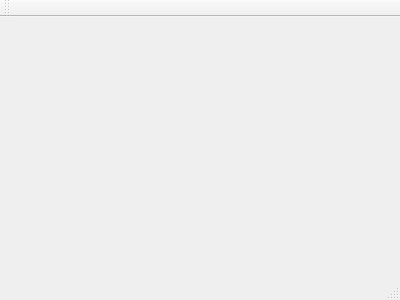
1143910315/CityHelp, file mainwindow.ui: the form before one commit.
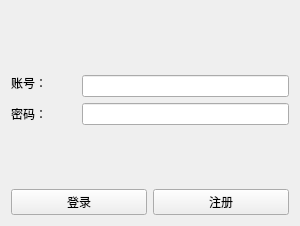
The form after the commit.

What changed in the file:
```diff
--- a/mainwindow.ui
+++ b/mainwindow.ui
@@ -1,24 +1,89 @@
 <ui version="4.0">
  <class>MainWindow</class>
- <widget class="QMainWindow" name="MainWindow" >
-  <property name="geometry" >
+ <widget class="QMainWindow" name="MainWindow">
+  <property name="geometry">
    <rect>
     <x>0</x>
     <y>0</y>
-    <width>400</width>
-    <height>300</height>
+    <width>300</width>
+    <height>226</height>
    </rect>
   </property>
-  <property name="windowTitle" >
+  <property name="minimumSize">
+   <size>
+    <width>300</width>
+    <height>226</height>
+   </size>
+  </property>
+  <property name="windowTitle">
    <string>MainWindow</string>
   </property>
-  <widget class="QMenuBar" name="menuBar" />
-  <widget class="QToolBar" name="mainToolBar" />
-  <widget class="QWidget" name="centralWidget" />
-  <widget class="QStatusBar" name="statusBar" />
+  <widget class="QWidget" name="centralWidget">
+   <layout class="QGridLayout" name="gridLayout">
+    <item row="1" column="0" rowspan="2">
+     <widget class="QLabel" name="label">
+      <property name="text">
+       <string>账号：</string>
+      </property>
+     </widget>
+    </item>
+    <item row="2" column="1" colspan="3">
+     <widget class="QLineEdit" name="lineEdit"/>
+    </item>
+    <item row="4" column="1" colspan="3">
+     <widget class="QLineEdit" name="lineEdit_2"/>
+    </item>
+    <item row="4" column="0">
+     <widget class="QLabel" name="label_2">
+      <property name="text">
+       <string>密码：</string>
+      </property>
+     </widget>
+    </item>
+    <item row="10" column="0" colspan="2">
+     <widget class="QPushButton" name="pushButton">
+      <property name="text">
+       <string>登录</string>
+      </property>
+     </widget>
+    </item>
+    <item row="10" column="2" colspan="2">
+     <widget class="QPushButton" name="pushButton_2">
+      <property name="text">
+       <string>注册</string>
+      </property>
+     </widget>
+    </item>
+    <item row="5" column="1" colspan="2">
+     <spacer name="verticalSpacer_2">
+      <property name="orientation">
+       <enum>Qt::Vertical</enum>
+      </property>
+      <property name="sizeHint" stdset="0">
+       <size>
+        <width>20</width>
+        <height>54</height>
+       </size>
+      </property>
+     </spacer>
+    </item>
+    <item row="0" column="1" colspan="2">
+     <spacer name="verticalSpacer">
+      <property name="orientation">
+       <enum>Qt::Vertical</enum>
+      </property>
+      <property name="sizeHint" stdset="0">
+       <size>
+        <width>20</width>
+        <height>58</height>
+       </size>
+      </property>
+     </spacer>
+    </item>
+   </layout>
+  </widget>
  </widget>
- <layoutDefault spacing="6" margin="11" />
- <pixmapfunction></pixmapfunction>
+ <layoutdefault spacing="6" margin="11"/>
  <resources/>
  <connections/>
 </ui>
```
Left out of the diff: 1 changed line with no effect on the pictures.
